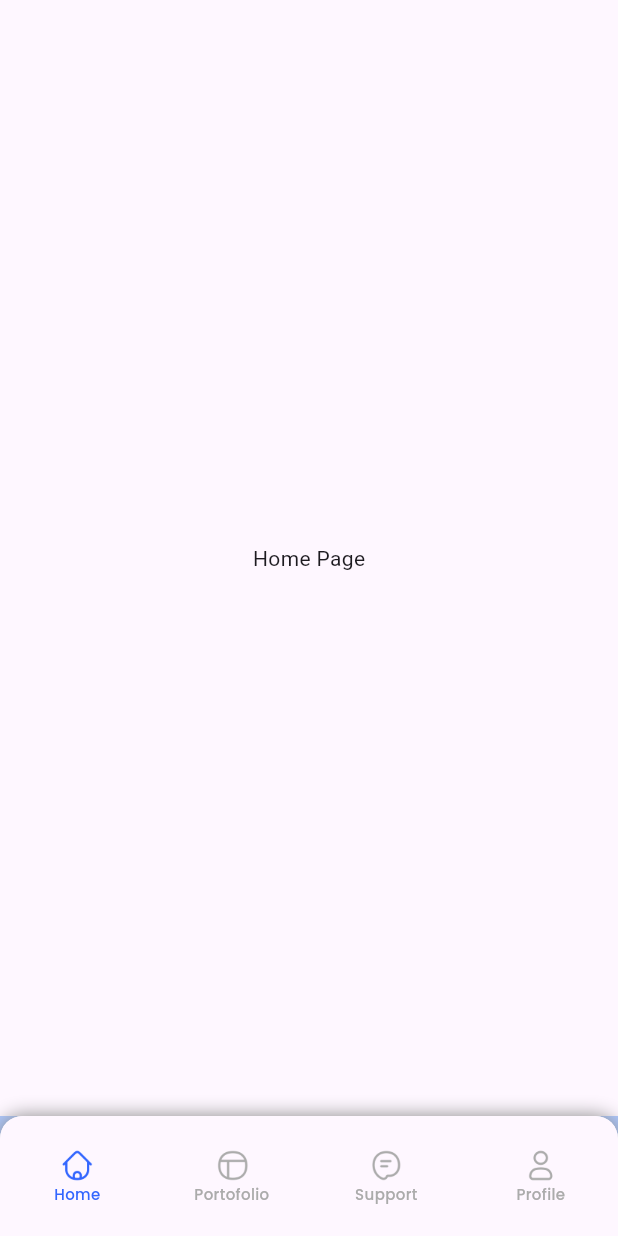
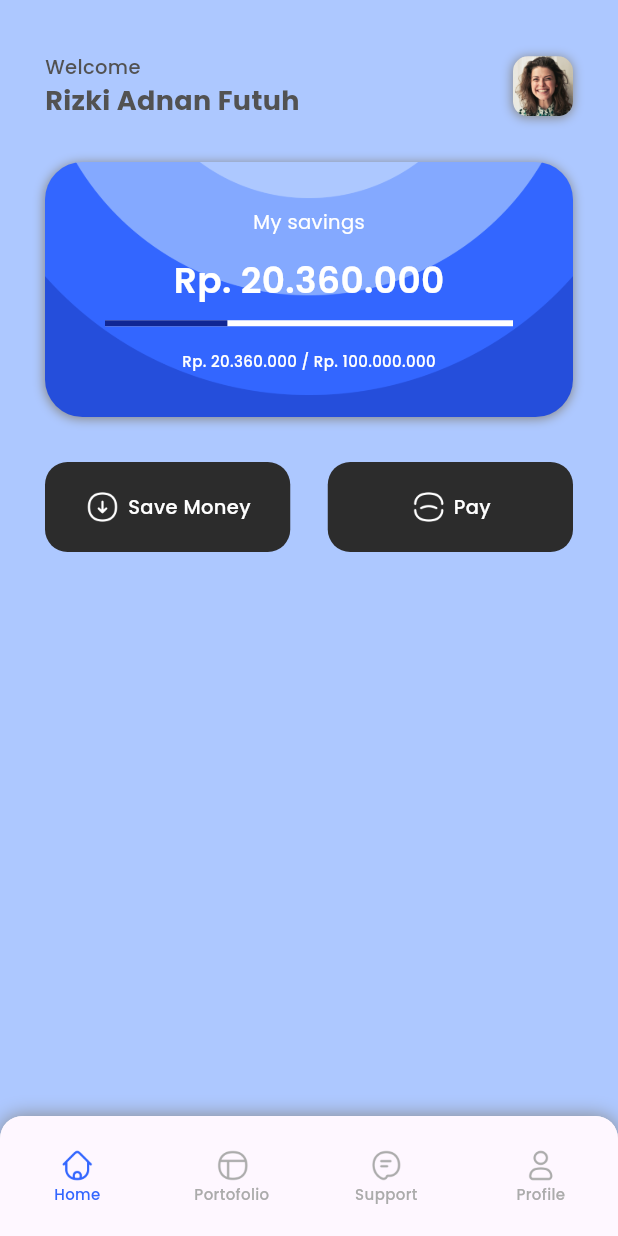
Before and after one commit to adnfutuh/saving_app, a Flutter app: the screen it shows after launch, after a tap on "Get Started", on a phone screen of 412 x 824 dp. Run offline on Flutter 3.47's test engine with Material 3 defaults, Android fonts, the phone set to English and light mode, and no system bars; drawn by our look-alikes of percent_indicator; our stand-ins replace google_fonts.

Commit message:
feat:add header component

```diff
--- a/lib/pages/home/home_page.dart
+++ b/lib/pages/home/home_page.dart
@@ -1,13 +1,175 @@
 import 'package:flutter/material.dart';
+import 'package:flutter/widgets.dart';
+import 'package:percent_indicator/linear_percent_indicator.dart';
+import 'package:saving_app/style/colors.dart';
+import 'package:saving_app/style/text_style.dart';
 
 class HomePage extends StatelessWidget {
   const HomePage({super.key});
 
   @override
   Widget build(BuildContext context) {
-    return Scaffold(
-      body: Center(
-        child: Text('Home Page'),
+    return SafeArea(
+      child: Container(
+        color: kBgColor.withOpacity(0.5),
+        child: Stack(
+          children: [
+            Padding(
+              padding: const EdgeInsets.only(
+                left: 30,
+                right: 30,
+                top: 35,
+              ),
+              child: Column(
+                children: [
+                  Row(
+                    mainAxisAlignment: MainAxisAlignment.spaceBetween,
+                    children: [
+                      Column(
+                        crossAxisAlignment: CrossAxisAlignment.start,
+                        children: [
+                          Text(
+                            'Welcome',
+                            style: kBody1.copyWith(color: kMatterhornBlack),
+                          ),
+                          Text(
+                            'Rizki Adnan Futuh',
+                            style: kHeading6.copyWith(color: kMatterhornBlack),
+                          ),
+                        ],
+                      ),
+                      Container(
+                        constraints: const BoxConstraints.expand(
+                          height: 40,
+                          width: 40,
+                        ),
+                        decoration: BoxDecoration(
+                          borderRadius: const BorderRadius.all(
+                            Radius.circular(10),
+                          ),
+                          image: const DecorationImage(
+                            image: AssetImage('assets/images/user-img.png'),
+                            fit: BoxFit.cover,
+                          ),
+                          boxShadow: [
+                            BoxShadow(
+                              color: kGrey,
+                              blurRadius: 5,
+                              offset: Offset.fromDirection(2),
+                            ),
+                          ],
+                        ),
+                      )
+                    ],
+                  ),
+                  const SizedBox(
+                    height: 28,
+                  ),
+                  Container(
+                    padding: const EdgeInsets.symmetric(horizontal: 30),
+                    constraints: const BoxConstraints.expand(height: 170),
+                    decoration: BoxDecoration(
+                      borderRadius: const BorderRadius.all(
+                        Radius.circular(25),
+                      ),
+                      image: const DecorationImage(
+                        image: AssetImage('assets/images/bg-container.png'),
+                        fit: BoxFit.cover,
+                      ),
+                      boxShadow: [
+                        BoxShadow(
+                          color: kGrey,
+                          blurRadius: 5,
+                          offset: Offset.fromDirection(2),
+                        ),
+                      ],
+                    ),
+                    child: Column(
+                      mainAxisAlignment: MainAxisAlignment.center,
+                      children: [
+                        Text(
+                          'My savings',
+                          style: kSubtitle2.copyWith(color: kWhite),
+                        ),
+                        const SizedBox(height: 12),
+                        Text(
+                          'Rp. 20.360.000',
+                          style: kHeading5.copyWith(color: kWhite),
+                        ),
+                        const SizedBox(
+                          height: 10,
+                        ),
+                        LinearPercentIndicator(
+                          lineHeight: 4,
+                          progressColor: kEgyptianBlue,
+                          percent: 0.3,
+                          backgroundColor: kWhite,
+                        ),
+                        const SizedBox(
+                          height: 16,
+                        ),
+                        Text(
+                          'Rp. 20.360.000 / Rp. 100.000.000',
+                          style: kCaption.copyWith(color: kWhite),
+                        ),
+                      ],
+                    ),
+                  ),
+                  const SizedBox(
+                    height: 30,
+                  ),
+                  Row(
+                    children: [
+                      _transactionButton(
+                        'assets/icons/save.png',
+                        'Save Money',
+                      ),
+                      const SizedBox(
+                        width: 25,
+                      ),
+                      _transactionButton(
+                        'assets/icons/pay.png',
+                        'Pay',
+                      ),
+                    ],
+                  )
+                ],
+              ),
+            ),
+          ],
+        ),
+      ),
+    );
+  }
+
+  Widget _transactionButton(String icon, String text) {
+    return Expanded(
+      child: Container(
+        constraints: const BoxConstraints.expand(
+          height: 60,
+        ),
+        decoration: const BoxDecoration(
+          color: kNightBlack,
+          borderRadius: BorderRadius.all(
+            Radius.circular(15),
+          ),
+        ),
+        child: Row(
+          mainAxisAlignment: MainAxisAlignment.center,
+          children: [
+            Image.asset(
+              icon,
+              width: 24,
+            ),
+            const SizedBox(
+              width: 5,
+            ),
+            Text(
+              text,
+              style: kBody1.copyWith(color: kWhite),
+            )
+          ],
+        ),
       ),
     );
   }
--- a/pubspec.yaml
+++ b/pubspec.yaml
@@ -35,6 +35,7 @@ dependencies:
   # Use with the CupertinoIcons class for iOS style icons.
   cupertino_icons: ^1.0.6
   google_fonts: ^6.2.1
+  percent_indicator: ^4.2.3
 
 dev_dependencies:
   flutter_test:
```
